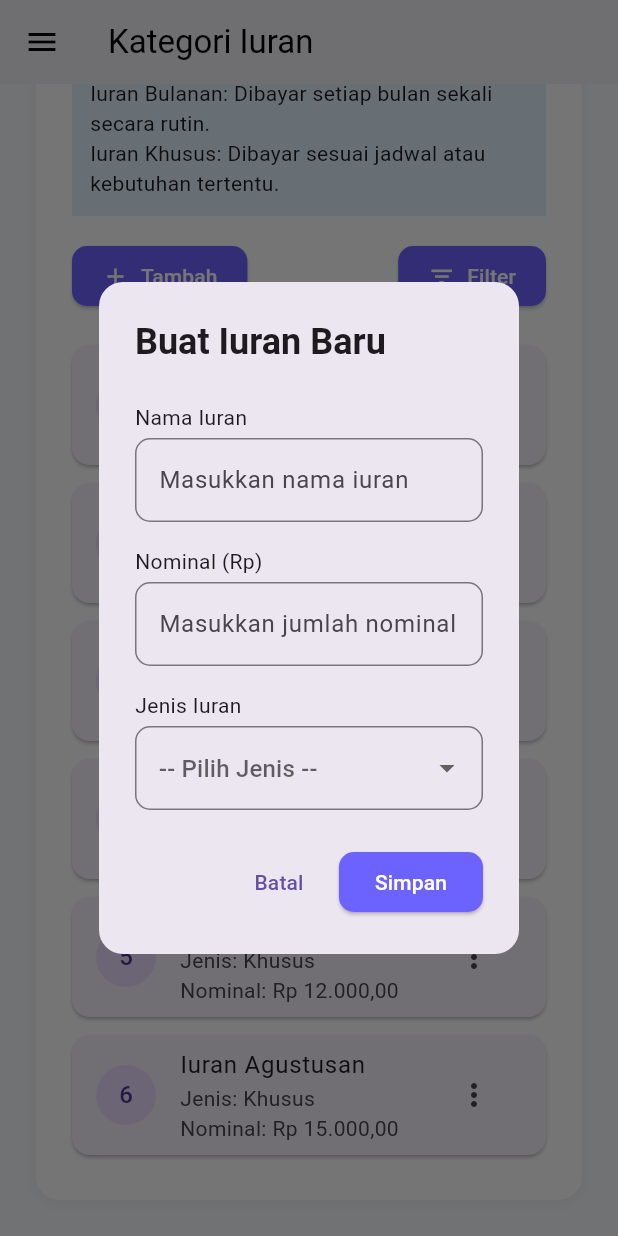
After one commit to rockhubzz/Jawara, a Flutter app: the KategoriIuranPage screen opened by its route, scrolled down 84 dp, after a tap on "Tambah", on a phone screen of 412 x 824 dp. The commit adds this screen. Run offline on Flutter 3.47's test engine with Material 3 defaults, Android fonts, the phone set to English and light mode, and no system bars; our stand-ins replace fl_chart, go_router.

Commit message:
menambahkan fitur: kategori iuran

```diff
--- /dev/null
+++ b/lib/Pemasukan/kategori_iuran_page.dart
@@ -0,0 +1,299 @@
+import 'package:flutter/material.dart';
+import 'package:jawara/widgets/appDrawer.dart';
+
+class KategoriIuranPage extends StatefulWidget {
+  const KategoriIuranPage({super.key});
+
+  @override
+  State<KategoriIuranPage> createState() => _KategoriIuranPageState();
+}
+
+class _KategoriIuranPageState extends State<KategoriIuranPage> {
+  final List<Map<String, String>> dataIuran = [
+    {
+      "no": "1",
+      "nama": "Iuran Bulanan",
+      "jenis": "Rutin",
+      "nominal": "Rp 5.000,00",
+    },
+    {
+      "no": "2",
+      "nama": "Iuran Harian",
+      "jenis": "Khusus",
+      "nominal": "Rp 2.000,00",
+    },
+    {
+      "no": "3",
+      "nama": "Iuran Kerja Bakti",
+      "jenis": "Khusus",
+      "nominal": "Rp 5.000,00",
+    },
+    {
+      "no": "4",
+      "nama": "Iuran Bersih Desa",
+      "jenis": "Khusus",
+      "nominal": "Rp 200.000,00",
+    },
+    {
+      "no": "5",
+      "nama": "Iuran Mingguan",
+      "jenis": "Khusus",
+      "nominal": "Rp 12.000,00",
+    },
+    {
+      "no": "6",
+      "nama": "Iuran Agustusan",
+      "jenis": "Khusus",
+      "nominal": "Rp 15.000,00",
+    },
+  ];
+
+  void openTambahDialog() {
+    final TextEditingController namaController = TextEditingController();
+    final TextEditingController nominalController = TextEditingController();
+    String? selectedJenis;
+
+    showDialog(
+      context: context,
+      builder: (context) {
+        return AlertDialog(
+          shape: RoundedRectangleBorder(
+            borderRadius: BorderRadius.circular(16),
+          ),
+          title: const Text(
+            "Buat Iuran Baru",
+            style: TextStyle(fontWeight: FontWeight.bold),
+          ),
+          content: SingleChildScrollView(
+            child: Column(
+              crossAxisAlignment: CrossAxisAlignment.start,
+              mainAxisSize: MainAxisSize.min,
+              children: [
+                const SizedBox(height: 8),
+                const Text("Nama Iuran"),
+                const SizedBox(height: 4),
+                TextField(
+                  controller: namaController,
+                  decoration: InputDecoration(
+                    hintText: "Masukkan nama iuran",
+                    border: OutlineInputBorder(
+                      borderRadius: BorderRadius.circular(10),
+                    ),
+                  ),
+                ),
+                const SizedBox(height: 16),
+                const Text("Nominal (Rp)"),
+                const SizedBox(height: 4),
+                TextField(
+                  controller: nominalController,
+                  keyboardType: TextInputType.number,
+                  decoration: InputDecoration(
+                    hintText: "Masukkan jumlah nominal",
+                    border: OutlineInputBorder(
+                      borderRadius: BorderRadius.circular(10),
+                    ),
+                  ),
+                ),
+                const SizedBox(height: 16),
+                const Text("Jenis Iuran"),
+                const SizedBox(height: 4),
+                DropdownButtonFormField<String>(
+                  value: selectedJenis,
+                  items: ["Rutin", "Khusus"].map((jenis) {
+                    return DropdownMenuItem(value: jenis, child: Text(jenis));
+                  }).toList(),
+                  onChanged: (value) {
+                    selectedJenis = value;
+                  },
+                  decoration: InputDecoration(
+                    border: OutlineInputBorder(
+                      borderRadius: BorderRadius.circular(10),
+                    ),
+                    hintText: "-- Pilih Jenis --",
+                  ),
+                ),
+              ],
+            ),
+          ),
+          actions: [
+            TextButton(
+              onPressed: () {
+                Navigator.pop(context);
+              },
+              child: const Text("Batal"),
+            ),
+            ElevatedButton(
+              style: ElevatedButton.styleFrom(
+                backgroundColor: const Color(0xFF6C63FF),
+                shape: RoundedRectangleBorder(
+                  borderRadius: BorderRadius.circular(10),
+                ),
+              ),
+              onPressed: () {
+                // Validasi sederhana
+                if (namaController.text.isNotEmpty &&
+                    nominalController.text.isNotEmpty &&
+                    selectedJenis != null) {
+                  // Tambah ke list (jika ingin real-time)
+                  setState(() {
+                    dataIuran.add({
+                      "no": (dataIuran.length + 1).toString(),
+                      "nama": namaController.text,
+                      "jenis": selectedJenis!,
+                      "nominal": "Rp ${nominalController.text},00",
+                    });
+                  });
+
+                  Navigator.pop(context);
+                }
+              },
+              child: const Text(
+                "Simpan",
+                style: TextStyle(color: Colors.white),
+              ),
+            ),
+          ],
+        );
+      },
+    );
+  }
+
+  void openFilterDialog() {
+    // belum berfungsi
+  }
+
+  @override
+  Widget build(BuildContext context) {
+    return Scaffold(
+      backgroundColor: const Color(0xFFF7F9FC),
+      appBar: AppBar(
+        title: const Text(
+          "Kategori Iuran",
+          style: TextStyle(color: Colors.black),
+        ),
+        backgroundColor: Colors.white,
+        elevation: 0,
+        iconTheme: const IconThemeData(color: Colors.black),
+      ),
+      drawer: AppDrawer(email: 'admin1@mail.com'),
+      body: Center(
+        child: SingleChildScrollView(
+          padding: const EdgeInsets.all(24),
+          child: Container(
+            constraints: const BoxConstraints(maxWidth: 400),
+            padding: const EdgeInsets.all(24),
+            decoration: BoxDecoration(
+              color: Colors.white,
+              borderRadius: BorderRadius.circular(16),
+              boxShadow: [
+                BoxShadow(
+                  color: Colors.black.withOpacity(0.05),
+                  blurRadius: 8,
+                  offset: const Offset(0, 2),
+                ),
+              ],
+            ),
+            child: Column(
+              crossAxisAlignment: CrossAxisAlignment.start,
+              children: [
+                // Info Section
+                Container(
+                  padding: const EdgeInsets.all(12),
+                  color: Colors.blue.shade50,
+                  child: const Text(
+                    "Info:\n"
+                    "Iuran Bulanan: Dibayar setiap bulan sekali secara rutin.\n"
+                    "Iuran Khusus: Dibayar sesuai jadwal atau kebutuhan tertentu.",
+                    style: TextStyle(fontSize: 14),
+                  ),
+                ),
+                const SizedBox(height: 16),
+
+                // Add and Filter Button Row
+                Row(
+                  mainAxisAlignment: MainAxisAlignment.spaceBetween,
+                  children: [
+                    ElevatedButton.icon(
+                      style: ElevatedButton.styleFrom(
+                        backgroundColor: const Color(0xFF6C63FF),
+                        shape: RoundedRectangleBorder(
+                          borderRadius: BorderRadius.circular(10),
+                        ),
+                        padding: const EdgeInsets.symmetric(
+                          horizontal: 20,
+                          vertical: 10,
+                        ),
+                      ),
+                      onPressed: openTambahDialog,
+                      icon: const Icon(Icons.add, color: Colors.white),
+                      label: const Text(
+                        'Tambah',
+                        style: TextStyle(color: Colors.white),
+                      ),
+                    ),
+                    ElevatedButton.icon(
+                      style: ElevatedButton.styleFrom(
+                        backgroundColor: const Color(0xFF6C63FF),
+                        shape: RoundedRectangleBorder(
+                          borderRadius: BorderRadius.circular(10),
+                        ),
+                        padding: const EdgeInsets.symmetric(
+                          horizontal: 20,
+                          vertical: 10,
+                        ),
+                      ),
+                      onPressed: openFilterDialog,
+                      icon: const Icon(Icons.filter_list, color: Colors.white),
+                      label: const Text(
+                        'Filter',
+                        style: TextStyle(color: Colors.white),
+                      ),
+                    ),
+                  ],
+                ),
+                const SizedBox(height: 16),
+
+                // List Cards
+                ListView.builder(
+                  shrinkWrap: true,
+                  physics: const NeverScrollableScrollPhysics(),
+                  itemCount: dataIuran.length,
+                  itemBuilder: (context, index) {
+                    final item = dataIuran[index];
+                    return Card(
+                      margin: const EdgeInsets.symmetric(vertical: 6),
+                      child: ListTile(
+                        leading: CircleAvatar(child: Text(item['no']!)),
+                        title: Text(item['nama']!),
+                        subtitle: Column(
+                          crossAxisAlignment: CrossAxisAlignment.start,
+                          children: [
+                            Text("Jenis: ${item['jenis']}"),
+                            Text("Nominal: ${item['nominal']}"),
+                          ],
+                        ),
+                        trailing: PopupMenuButton<String>(
+                          onSelected: (value) {
+                            // Handle actions
+                          },
+                          itemBuilder: (BuildContext context) {
+                            return ['Edit', 'Hapus'].map((String choice) {
+                              return PopupMenuItem<String>(
+                                value: choice,
+                                child: Text(choice),
+                              );
+                            }).toList();
+                          },
+                        ),
+                      ),
+                    );
+                  },
+                ),
+              ],
+            ),
+          ),
+        ),
+      ),
+    );
+  }
+}
--- a/lib/main.dart
+++ b/lib/main.dart
@@ -4,8 +4,8 @@ import 'package:jawara/KegiatandanBroadcast/KegiatanDaftar.dart';
 import 'package:jawara/KegiatandanBroadcast/KegiatanTambah.dart';
 import 'package:jawara/KegiatandanBroadcast/BroadcastDaftar.dart';
 import 'package:jawara/KegiatandanBroadcast/BroadcastTambah.dart';
+import 'package:jawara/pemasukan/kategori_iuran_page.dart';
 import 'package:jawara/pemasukan/tagih_iuran_page.dart';
-
 import 'package:jawara/data_warga_rumah/daftar_rumah_page.dart';
 import 'package:jawara/data_warga_rumah/daftar_warga_page.dart';
 import 'package:jawara/data_warga_rumah/tambahRumah_page.dart';
@@ -71,6 +71,10 @@ class MyApp extends StatelessWidget {
           builder: (context, state) => const TagihIuranPage(),
         ),
         GoRoute(
+          path: '/pemasukan/kategoriIuran',
+          builder: (context, state) => const KategoriIuranPage(),
+        ),
+        GoRoute(
           path: '/kegiatan/daftar',
           builder: (context, state) => const KegiatanDaftarPage(),
         ),
--- a/lib/widgets/appDrawer.dart
+++ b/lib/widgets/appDrawer.dart
@@ -184,8 +184,13 @@ class AppDrawer extends StatelessWidget {
             children: [
               buildNavTile(
                 title: "Tagih Iuran",
-                icon: Icons.payments_outlined,
+                icon: Icons.receipt_long_outlined,
                 route: '/pemasukan/tagihIuran',
+              ),
+              buildNavTile(
+                title: "Kategori Iuran",
+                icon: Icons.category_outlined,
+                route: '/pemasukan/kategoriIuran',
               ),
             ],
           ),
```
Also changed, not shown: lib/Pemasukan/KategoriIuran.dart (deleted).
